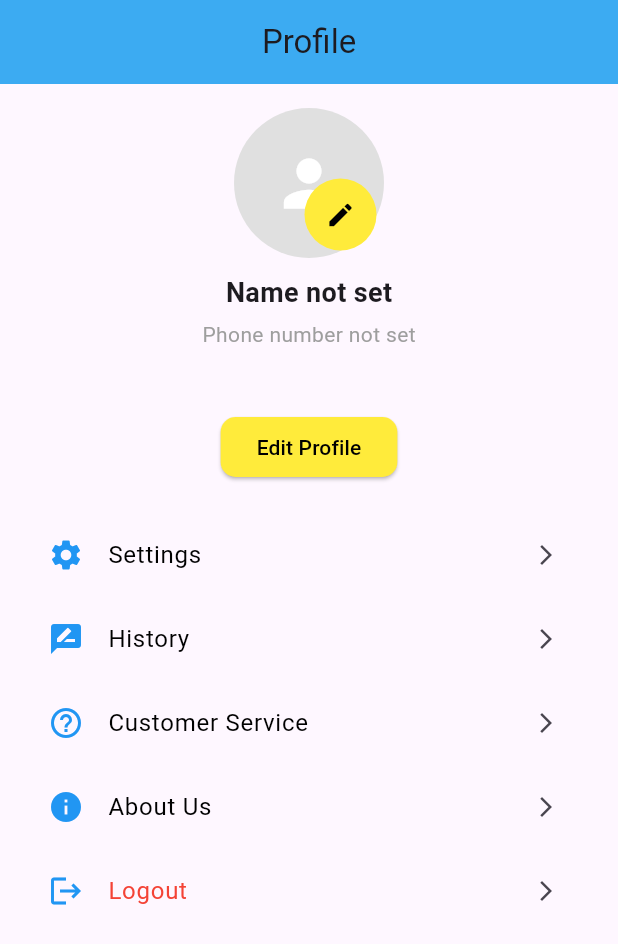
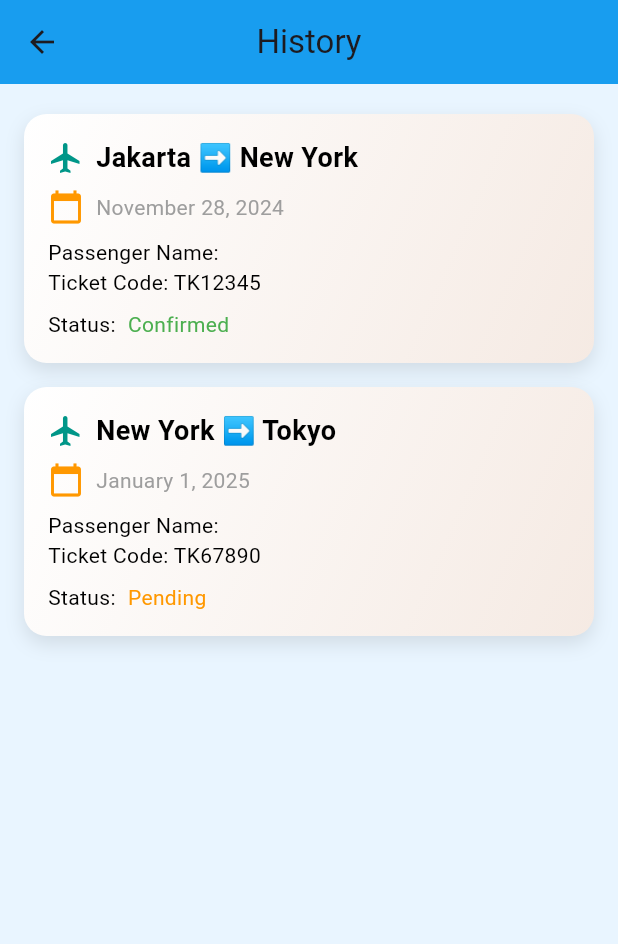
Before and after one commit to WilliamSiddhiKhangga/UAS-MoProg, a Flutter app: the MyPage screen opened directly, after a tap on "History", on a phone screen of 412 x 824 dp. Shown: the top 944 px of the screen. Run offline on Flutter 3.47's test engine with Material 3 defaults, Android fonts, the phone set to English and light mode, and no system bars; our stand-ins replace cloud_firestore, firebase_auth, firebase_core, google_sign_in, shared_preferences; accounts and stored records are empty.

Commit message:
History Page and Some Layout Improvement

```diff
--- a/lib/pages/customerservice_page.dart
+++ b/lib/pages/customerservice_page.dart
@@ -7,6 +7,7 @@ class CustomerServicePage extends StatefulWidget {
   const CustomerServicePage({super.key});
 
   @override
+  // ignore: library_private_types_in_public_api
   _CustomerServicePageState createState() => _CustomerServicePageState();
 }
 
@@ -231,7 +232,7 @@ class _CustomerServicePageState extends State<CustomerServicePage> {
                   color: const Color.fromARGB(255, 24, 157, 239),
                   borderRadius: BorderRadius.circular(10),
                 ),
-                padding: const EdgeInsets.all(16.0),
+                padding: const EdgeInsets.all(8.0),
                 child: Column(
                   crossAxisAlignment: CrossAxisAlignment.start,
                   children: [
--- /dev/null
+++ b/lib/pages/history_page.dart
@@ -0,0 +1,173 @@
+import 'package:flutter/material.dart';
+import 'package:firebase_auth/firebase_auth.dart';
+import 'package:cloud_firestore/cloud_firestore.dart';
+
+class HistoryPage extends StatefulWidget {
+  const HistoryPage({super.key});
+
+  @override
+  // ignore: library_private_types_in_public_api
+  _HistoryPageState createState() => _HistoryPageState();
+}
+
+class _HistoryPageState extends State<HistoryPage> {
+  String passengerName = 'Loading...';
+
+  @override
+  void initState() {
+    super.initState();
+    fetchPassengerName();
+  }
+
+  Future<void> fetchPassengerName() async {
+    try {
+      final user = FirebaseAuth.instance.currentUser;
+      if (user != null) {
+        final userDoc = await FirebaseFirestore.instance
+            .collection('Users')
+            .doc(user.uid)
+            .get();
+
+        if (userDoc.exists) {
+          setState(() {
+            passengerName = userDoc['Name'] ?? 'No Name';
+          });
+        } else {
+          setState(() {
+            passengerName = 'No Name';
+          });
+        }
+      }
+    } catch (e) {
+      setState(() {
+        passengerName = 'Error loading name';
+      });
+    }
+  }
+
+  @override
+  Widget build(BuildContext context) {
+    return Scaffold(
+      appBar: AppBar(
+        title: const Text('History'),
+        centerTitle: true,
+        backgroundColor: const Color(0xFF189DEF),
+        elevation: 0,
+      ),
+      backgroundColor: Color.fromARGB(255, 233, 245, 255),
+      body: Column(
+        children: [
+          const SizedBox(height: 20),
+          // Ticket Cards
+          Expanded(
+            child: ListView(
+              padding: const EdgeInsets.symmetric(horizontal: 16),
+              children: [
+                _buildTicketCard(
+                  route: 'Jakarta ➡ New York',
+                  date: 'November 28, 2024',
+                  passengerName: passengerName,
+                  ticketCode: 'TK12345',
+                  status: 'Confirmed',
+                  statusColor: Colors.green,
+                ),
+                const SizedBox(height: 16),
+                _buildTicketCard(
+                  route: 'New York ➡ Tokyo',
+                  date: 'January 1, 2025',
+                  passengerName: passengerName,
+                  ticketCode: 'TK67890',
+                  status: 'Pending',
+                  statusColor: Colors.orange,
+                ),
+              ],
+            ),
+          ),
+        ],
+      ),
+    );
+  }
+
+  Widget _buildTicketCard({
+    required String route,
+    required String date,
+    required String passengerName,
+    required String ticketCode,
+    required String status,
+    required Color statusColor,
+  }) {
+    return Container(
+      decoration: BoxDecoration(
+        gradient: const LinearGradient(
+          colors: [Colors.white, Color(0xFFF5EAE3)],
+          begin: Alignment.topLeft,
+          end: Alignment.bottomRight,
+        ),
+        borderRadius: BorderRadius.circular(15),
+        boxShadow: [
+          BoxShadow(
+            color: Colors.black.withOpacity(0.1),
+            blurRadius: 10,
+            offset: const Offset(0, 5),
+          ),
+        ],
+      ),
+      child: Padding(
+        padding: const EdgeInsets.all(16),
+        child: Column(
+          crossAxisAlignment: CrossAxisAlignment.start,
+          children: [
+            Row(
+              children: [
+                const Icon(Icons.flight, color: Colors.teal),
+                const SizedBox(width: 8),
+                Text(
+                  route,
+                  style: const TextStyle(
+                    fontSize: 18,
+                    fontWeight: FontWeight.bold,
+                    color: Colors.black,
+                  ),
+                ),
+              ],
+            ),
+            const SizedBox(height: 8),
+            Row(
+              children: [
+                const Icon(Icons.calendar_today, color: Colors.orange),
+                const SizedBox(width: 8),
+                Text(
+                  date,
+                  style: const TextStyle(color: Colors.grey, fontSize: 14),
+                ),
+              ],
+            ),
+            const SizedBox(height: 8),
+            Text(
+              'Passenger Name: $passengerName', // Tampilkan nama dinamis
+              style: const TextStyle(color: Colors.black, fontSize: 14),
+            ),
+            Text(
+              'Ticket Code: $ticketCode',
+              style: const TextStyle(color: Colors.black, fontSize: 14),
+            ),
+            const SizedBox(height: 8),
+            Row(
+              children: [
+                const Text(
+                  'Status:',
+                  style: TextStyle(fontSize: 14, color: Colors.black),
+                ),
+                const SizedBox(width: 8),
+                Text(
+                  status,
+                  style: TextStyle(fontSize: 14, color: statusColor),
+                ),
+              ],
+            ),
+          ],
+        ),
+      ),
+    );
+  }
+}
--- a/lib/pages/navpages/my_page.dart
+++ b/lib/pages/navpages/my_page.dart
@@ -6,13 +6,15 @@ import 'package:firebase_auth/firebase_auth.dart';
 import 'package:tugasuas/pages/customerservice_page.dart';
 import 'package:tugasuas/pages/settings_page.dart';
 import 'package:tugasuas/pages/about_page.dart';
+import 'package:tugasuas/pages/history_page.dart';
 // import 'package:tugasuas/pages/welcome_page.dart';
 // import 'package:tugasuas/pages/navpages/main_page.dart';
 
 class MyPage extends StatefulWidget {
-  const MyPage({Key? key}) : super(key: key);
+  const MyPage({super.key});
 
   @override
+  // ignore: library_private_types_in_public_api
   _MyPageState createState() => _MyPageState();
 }
 
@@ -93,6 +95,7 @@ class _MyPageState extends State<MyPage> {
     await auth.signOut();
     // Redirect to Login_Page after logout
     Navigator.pushAndRemoveUntil(
+      // ignore: use_build_context_synchronously
       context,
       MaterialPageRoute(builder: (context) => const AuthGate()),
       (route) => false,
@@ -262,7 +265,14 @@ class _MyPageState extends State<MyPage> {
                 context,
                 icon: Icons.rate_review,
                 title: 'History',
-                onTap: () {},
+                onTap: () {
+                  Navigator.push(
+                    context,
+                    MaterialPageRoute(
+                      builder: (context) => const HistoryPage(),
+                    ),
+                  );
+                },
               ),
               _buildMenuItem(
                 context,
@@ -328,11 +338,11 @@ class EditProfilePage extends StatefulWidget {
   final String currentPhone;
 
   const EditProfilePage({
-    Key? key,
+    super.key,
     required this.currentName,
     required this.currentEmail,
     required this.currentPhone,
-  }) : super(key: key);
+  });
 
   @override
   // ignore: library_private_types_in_public_api
@@ -387,7 +397,7 @@ class _EditProfilePageState extends State<EditProfilePage> {
             const CircleAvatar(
               radius: 50,
               backgroundColor: Color.fromARGB(255, 207, 218, 223),
-              child: const Icon(
+              child: Icon(
                 Icons.person,
                 size: 50,
                 color: Colors.white,
@@ -399,7 +409,7 @@ class _EditProfilePageState extends State<EditProfilePage> {
               style: TextStyle(
                 fontSize: 18,
                 fontWeight: FontWeight.w600,
-                color: Colors.grey.shade700,
+                color: const Color.fromARGB(255, 0, 0, 0),
               ),
             ),
             const SizedBox(height: 30),
@@ -551,6 +561,7 @@ class _EditProfilePageState extends State<EditProfilePage> {
 
                                   await user
                                       .updateDisplayName(_nameController.text);
+                                  // ignore: deprecated_member_use
                                   await user.updateEmail(_emailController.text);
                                   await user.reload();
 
@@ -560,6 +571,7 @@ class _EditProfilePageState extends State<EditProfilePage> {
                                       _emailController.text,
                                       phoneWithCode);
 
+                                  // ignore: use_build_context_synchronously
                                   Navigator.pop(context, {
                                     'name': _nameController.text,
                                     'phone': phoneWithCode,
@@ -567,6 +579,7 @@ class _EditProfilePageState extends State<EditProfilePage> {
                                   });
                                 } catch (e) {
                                   showDialog(
+                                    // ignore: use_build_context_synchronously
                                     context: context,
                                     builder: (context) => AlertDialog(
                                       title: const Text("Error"),
--- a/lib/pages/settings_page.dart
+++ b/lib/pages/settings_page.dart
@@ -1,7 +1,7 @@
 import 'package:flutter/material.dart';
 
 class SettingsPage extends StatelessWidget {
-  const SettingsPage({Key? key}) : super(key: key);
+  const SettingsPage({super.key});
 
   @override
   Widget build(BuildContext context) {
@@ -13,6 +13,7 @@ class SettingsPage extends StatelessWidget {
         elevation: 0,
         iconTheme: const IconThemeData(color: Colors.black),
       ),
+      backgroundColor: Color.fromARGB(255, 233, 245, 255),
       body: ListView(
         padding: const EdgeInsets.all(16.0),
         children: [
```
Also changed, not shown: lib/pages/about_page.dart (+70 -11 lines).
